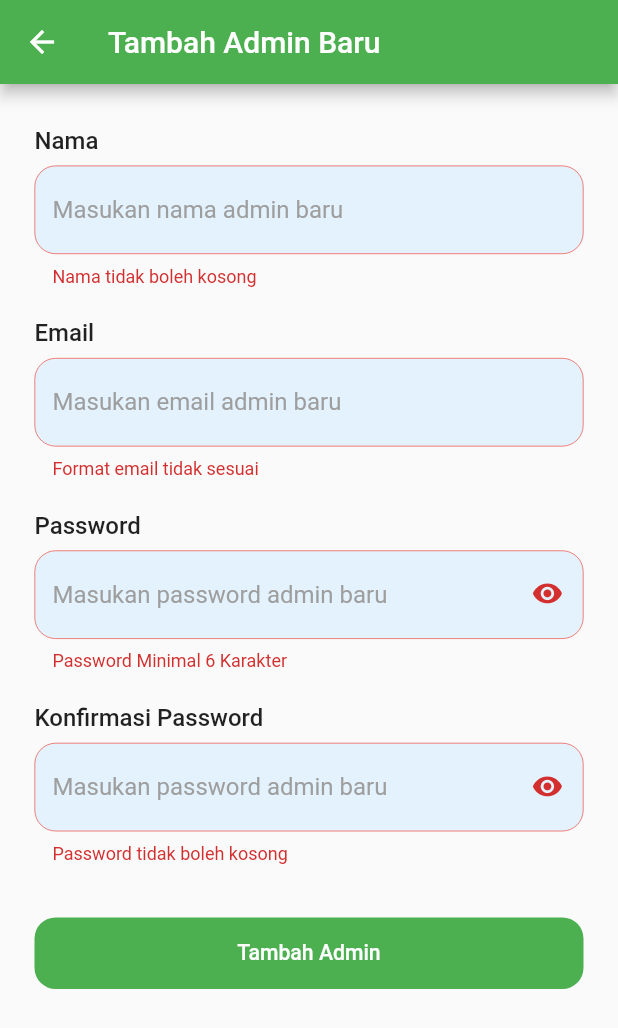
After one commit to Aliryo/Aplikasi-Pendaftaran-Sekolah-Flutter, a Flutter app: the TambahAdminPage screen opened directly, after a tap on "Tambah Admin", on a phone screen of 412 x 824 dp. The commit adds this screen. Shown: the top 1028 px of the screen. Run offline on Flutter 3.47's test engine with Material 2 defaults, Android fonts, the phone set to English and light mode, and no system bars; our stand-ins replace carousel_slider, cloud_firestore, dropdown_button2, email_validator, firebase_auth, firebase_core and 5 more; accounts and stored records are empty.

Commit message:
add admin feature

```diff
--- a/lib/controller/auth_controller.dart
+++ b/lib/controller/auth_controller.dart
@@ -17,16 +17,30 @@ class AuthController extends GetxController {
   final emailLoginController = TextEditingController();
   final passwordLoginController = TextEditingController();
   final changePasswordController = TextEditingController();
+  final nameAdminController = TextEditingController();
+  final emailAdminController = TextEditingController();
+  final passwordAdminController = TextEditingController();
+  final confirmAdminContoller = TextEditingController();
 
   var isRegisterLoading = false.obs;
   var isLoginLoading = false.obs;
+  var isAddAdminLoading = false.obs;
   var hidePasswordRegister = true.obs;
   var hideConfirmRegister = true.obs;
+  var hidePasswordAddAdmin = true.obs;
+  var hideConfirmAddAdmin = true.obs;
   var hidePasswordLogin = true.obs;
   var user = UserModel().obs;
   final GlobalKey<FormState> loginKey = GlobalKey<FormState>();
   final GlobalKey<FormState> registerKey = GlobalKey<FormState>();
   final GlobalKey<FormState> changePasswordKey = GlobalKey<FormState>();
+  final GlobalKey<FormState> addAdminKey = GlobalKey<FormState>();
+
+  void changeHidePasswordAddAdmin() =>
+      hidePasswordAddAdmin.value = !hidePasswordAddAdmin.value;
+
+  void changeHideConfirmAddAdmin() =>
+      hideConfirmAddAdmin.value = !hideConfirmAddAdmin.value;
 
   void changeHidePasswordRegister() =>
       hidePasswordRegister.value = !hidePasswordRegister.value;
@@ -45,10 +59,42 @@ class AuthController extends GetxController {
     confirmController.clear();
   }
 
+  clearAddAdmin() {
+    isAddAdminLoading.value = false;
+    emailAdminController.clear();
+    passwordAdminController.clear();
+    nameAdminController.clear();
+    confirmAdminContoller.clear();
+  }
+
   void clearLogin() {
     isLoginLoading.value = false;
     emailLoginController.clear();
     passwordLoginController.clear();
+  }
+
+  Future<void> addAdmin() async {
+    try {
+      if (addAdminKey.currentState != null) {
+        if (addAdminKey.currentState!.validate()) {
+          addAdminKey.currentState!.save();
+          isAddAdminLoading.value = true;
+          await AuthService().addAdmin(
+            email: emailAdminController.text,
+            password: passwordAdminController.text,
+            name: nameAdminController.text,
+          );
+          Get.snackbar("Sukses", "Berhasil Menambahkan Admin Baru",
+              backgroundColor: Colors.blue, colorText: Colors.white);
+          clearAddAdmin();
+        }
+      }
+    } catch (e) {
+      clearAddAdmin();
+      Get.snackbar("Gagal", "Mohon Periksa Data Kembali",
+          backgroundColor: Colors.redAccent, colorText: Colors.white);
+      throw Exception(e.toString());
+    }
   }
 
   Future<void> register() async {
--- a/lib/services/auth_services.dart
+++ b/lib/services/auth_services.dart
@@ -7,6 +7,27 @@ import '../data/model/user_model.dart';
 
 class AuthService {
   final FirebaseAuth _auth = FirebaseAuth.instance;
+
+  Future<UserModel> addAdmin({
+    required String email,
+    required String password,
+    required String name,
+  }) async {
+    try {
+      UserCredential userCredential = await _auth
+          .createUserWithEmailAndPassword(email: email, password: password);
+      UserModel user = UserModel(
+        id: userCredential.user!.uid,
+        name: name,
+        email: email,
+        role: 'admin',
+      );
+      await UserService().setUser(user);
+      return user;
+    } catch (e) {
+      rethrow;
+    }
+  }
 
   Future<UserModel> signUp({
     required String email,
--- a/lib/views/pages/setting/setting_page.dart
+++ b/lib/views/pages/setting/setting_page.dart
@@ -1,4 +1,5 @@
 import 'package:aplikasi_pendaftaran_siswa/utils/double_extension.dart';
+import 'package:aplikasi_pendaftaran_siswa/views/pages/setting/tambah_admin_page.dart.dart';
 import 'package:aplikasi_pendaftaran_siswa/views/widgets/widget_button.dart';
 import 'package:aplikasi_pendaftaran_siswa/views/widgets/widget_input_text.dart';
 import 'package:flutter/material.dart';
@@ -176,7 +177,9 @@ class SettingPage extends StatelessWidget {
                       children: [
                         16.0.height,
                         cardSetting(
-                            onTap: () {},
+                            onTap: () {
+                              Get.to(() => TambahAdminPage());
+                            },
                             icon: const Icon(
                               Icons.person_add,
                               color: Colors.green,
--- /dev/null
+++ b/lib/views/pages/setting/tambah_admin_page.dart.dart
@@ -0,0 +1,96 @@
+import 'package:aplikasi_pendaftaran_siswa/controller/auth_controller.dart';
+import 'package:aplikasi_pendaftaran_siswa/utils/double_extension.dart';
+import 'package:aplikasi_pendaftaran_siswa/views/widgets/widget_button.dart';
+import 'package:aplikasi_pendaftaran_siswa/views/widgets/widget_input_text.dart';
+import 'package:email_validator/email_validator.dart';
+import 'package:flutter/material.dart';
+import 'package:flutter_screenutil/flutter_screenutil.dart';
+import 'package:get/get.dart';
+
+class TambahAdminPage extends StatelessWidget {
+  TambahAdminPage({super.key});
+  final AuthController controller = Get.find<AuthController>();
+
+  @override
+  Widget build(BuildContext context) {
+    return Scaffold(
+      appBar: AppBar(
+        title: const Text('Tambah Admin Baru'),
+      ),
+      body: Form(
+        autovalidateMode: AutovalidateMode.onUserInteraction,
+        key: controller.addAdminKey,
+        child: ListView(
+          padding: EdgeInsets.symmetric(horizontal: 24.w, vertical: 32.h),
+          children: [
+            WidgetInputText(
+              controller: controller.nameAdminController,
+              title: 'Nama',
+              hintText: 'Masukan nama admin baru',
+              validator: (value) =>
+                  value == "" ? "Nama tidak boleh kosong" : null,
+            ),
+            WidgetInputText(
+              controller: controller.emailAdminController,
+              title: 'Email',
+              hintText: 'Masukan email admin baru',
+              validator: (value) => !EmailValidator.validate(value ?? '')
+                  ? "Format email tidak sesuai"
+                  : value == ""
+                      ? "Email tidak boleh kosong"
+                      : null,
+            ),
+            WidgetInputText(
+              controller: controller.passwordAdminController,
+              title: 'Password',
+              hintText: 'Masukan password admin baru',
+              validator: (value) {
+                if (value == null || value.isEmpty || value.length < 6) {
+                  return 'Password Minimal 6 Karakter';
+                }
+                return null;
+              },
+              icon: GestureDetector(
+                  onTap: () => controller.changeHidePasswordAddAdmin(),
+                  child: Icon(
+                    controller.hidePasswordAddAdmin.value
+                        ? Icons.visibility_rounded
+                        : Icons.visibility_off_rounded,
+                    size: 24.h,
+                  )),
+              obscureText: controller.hidePasswordAddAdmin.value,
+            ),
+            WidgetInputText(
+              controller: controller.confirmAdminContoller,
+              title: 'Konfirmasi Password',
+              hintText: 'Masukan password admin baru',
+              validator: (value) =>
+                  value != controller.passwordAdminController.text
+                      ? "Password tidak sama"
+                      : value == ""
+                          ? "Password tidak boleh kosong"
+                          : null,
+              icon: GestureDetector(
+                onTap: () => controller.changeHideConfirmAddAdmin(),
+                child: Icon(
+                  controller.hideConfirmAddAdmin.value
+                      ? Icons.visibility_rounded
+                      : Icons.visibility_off_rounded,
+                  size: 24.h,
+                ),
+              ),
+              obscureText: controller.hideConfirmAddAdmin.value,
+            ),
+            16.0.height,
+            WidgetButton(
+              title: 'Tambah Admin',
+              onTap: () {
+                controller.addAdmin();
+              },
+            )
+          ],
+        ),
+      ),
+    );
+  }
+}
--- a/lib/views/pages/setting/ubah_password.dart
+++ /dev/null
@@ -1,10 +0,0 @@
-import 'package:flutter/material.dart';
-
-class UbahPasswordPage extends StatelessWidget {
-  const UbahPasswordPage({super.key});
-
-  @override
-  Widget build(BuildContext context) {
-    return Scaffold();
-  }
-}
--- a/lib/views/pages/sign_up_page.dart
+++ b/lib/views/pages/sign_up_page.dart
@@ -64,7 +64,7 @@ class SignUpPage extends StatelessWidget {
                 controller: controller.passwordController,
               ),
               WidgetInputText(
-                title: "Password",
+                title: "Konfirmasi Password",
                 hintText: "Masukan password anda",
                 validator: (value) =>
                     value != controller.passwordController.text
```
